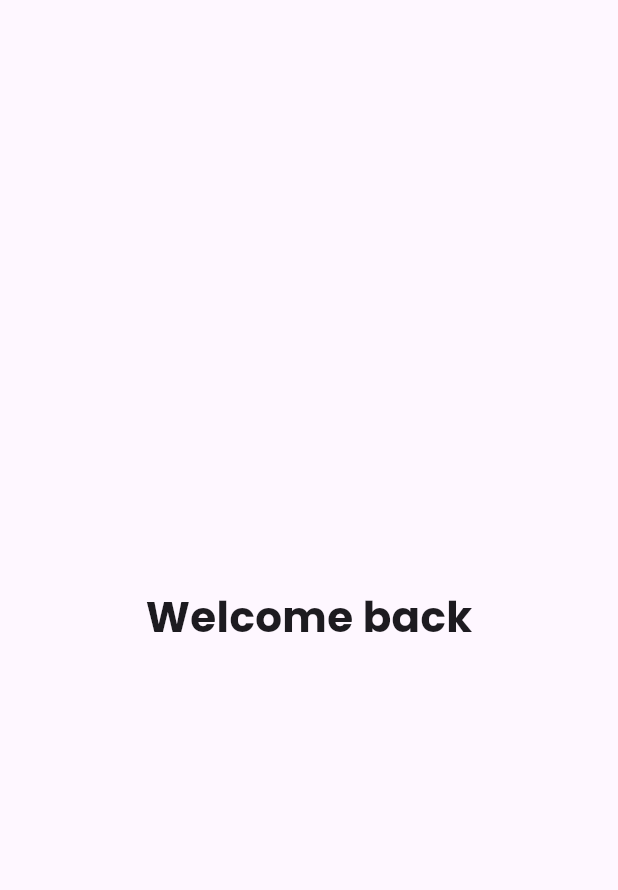
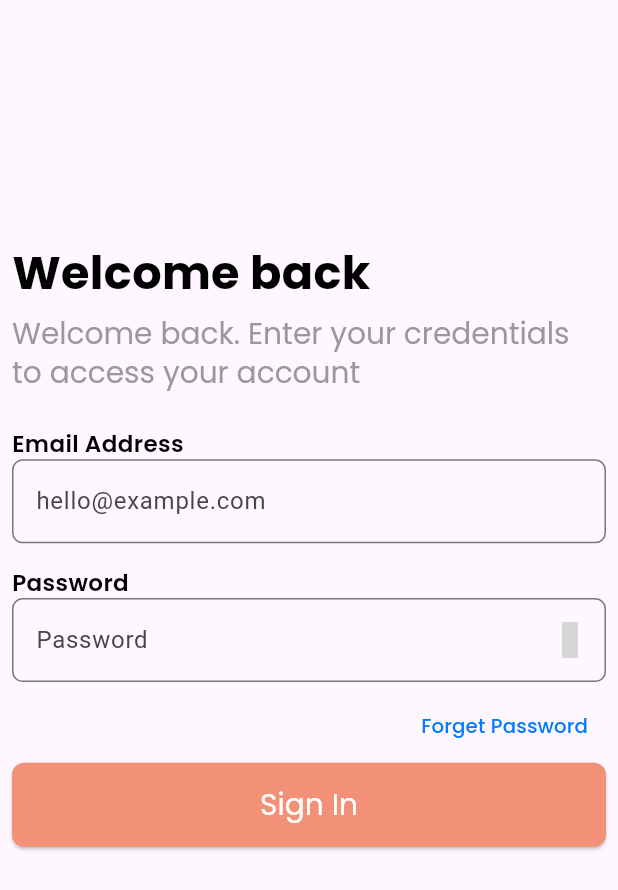
Before and after one commit to Ashish1-Sharma/atelier_mandala, a Flutter app: the screen it shows after launch, on a phone screen of 412 x 824 dp. Shown: the top 890 px of the screen. Run offline on Flutter 3.47's test engine with Material 3 defaults, Android fonts, the phone set to English and light mode, and no system bars; our stand-ins replace get, google_fonts, iconsax; grey boxes are pictures that could not be loaded.

Commit message:
login ui

```diff
--- a/atelier_admin/lib/constraints/fonts.dart
+++ b/atelier_admin/lib/constraints/fonts.dart
@@ -1,60 +1,73 @@
 import 'package:flutter/material.dart';
 import 'package:google_fonts/google_fonts.dart';
+import 'package:get/get.dart';
+double getResponsiveFontSize(double baseFontSize) {
+  return baseFontSize * Get.width / 375; // Assuming 375 is the base width of your design
+}
 
 class AppTextStyles {
-  static final TextStyle h1 = GoogleFonts.poppins(
-    fontSize: 28,
+  static TextStyle h1({Color color = Colors.black}) => GoogleFonts.poppins(
+    fontSize: getResponsiveFontSize(28),
     height: 1.1,
     fontWeight: FontWeight.bold,
+    color: color,
   );
 
-  static final TextStyle h2 = GoogleFonts.poppins(
-    fontSize: 24,
+  static TextStyle h2({Color color = Colors.black}) => GoogleFonts.poppins(
+    fontSize: getResponsiveFontSize(24),
     height: 1.2,
     fontWeight: FontWeight.normal,
+    color: color,
   );
 
-  static final TextStyle h3 = GoogleFonts.poppins(
-    fontSize: 20,
+  static TextStyle h3({Color color = Colors.black}) => GoogleFonts.poppins(
+    fontSize: getResponsiveFontSize(20),
     height: 1.2,
     fontWeight: FontWeight.bold,
+    color: color,
   );
 
-  static final TextStyle h4 = GoogleFonts.poppins(
-    fontSize: 18,
+  static TextStyle h4({Color color = Colors.black}) => GoogleFonts.poppins(
+    fontSize: getResponsiveFontSize(18),
     height: 1.2,
     fontWeight: FontWeight.bold,
+    color: color,
   );
 
-  static final TextStyle bodyBig = GoogleFonts.poppins(
-    fontSize: 18,
+  static TextStyle bodyBig({Color color = Colors.black}) => GoogleFonts.poppins(
+    fontSize: getResponsiveFontSize(18),
     height: 1.3,
     letterSpacing: 0,
     fontWeight: FontWeight.normal,
+    color: color,
   );
 
-  static final TextStyle bodyMain18 = GoogleFonts.poppins(
-    fontSize: 18,
+  static TextStyle bodyMain18({Color color = Colors.black}) => GoogleFonts.poppins(
+    fontSize: getResponsiveFontSize(18),
     height: 1.3,
     fontWeight: FontWeight.normal,
+    color: color,
   );
 
-  static final TextStyle bodyMain16 = GoogleFonts.poppins(
-    fontSize: 16,
+  static TextStyle bodyMain16({Color color = Colors.black}) => GoogleFonts.poppins(
+    fontSize: getResponsiveFontSize(16),
     height: 1.3,
     fontWeight: FontWeight.normal,
+    color: color,
   );
 
-  static final TextStyle bodySmall = GoogleFonts.poppins(
-    fontSize: 14,
+  static TextStyle bodySmall({Color color = Colors.black}) => GoogleFonts.poppins(
+    fontSize: getResponsiveFontSize(14),
     height: 1.3,
-    fontWeight: FontWeight.normal,
+    fontWeight: FontWeight.w600,
+    color: color,
   );
 
-  static final TextStyle bodySmallest = GoogleFonts.poppins(
-    fontSize: 12,
+  static TextStyle bodySmallest({Color color = Colors.black}) => GoogleFonts.poppins(
+    fontSize: getResponsiveFontSize(12),
     height: 1.3,
-    fontWeight: FontWeight.normal,
+    fontWeight: FontWeight.w500,
+    color: color,
   );
 }
 
--- /dev/null
+++ b/atelier_admin/lib/features/authentication/presentation/screens/forget_password_screen.dart
@@ -0,0 +1,21 @@
+import 'package:flutter/material.dart';
+
+class ForgetPasswordScreen extends StatefulWidget {
+  const ForgetPasswordScreen({super.key});
+
+  @override
+  State<ForgetPasswordScreen> createState() => _ForgetPasswordScreenState();
+}
+
+class _ForgetPasswordScreenState extends State<ForgetPasswordScreen> {
+  @override
+  Widget build(BuildContext context) {
+    return Scaffold(
+      body: SafeArea(
+        child: Container(
+
+        ),
+      ),
+    );
+  }
+}
--- /dev/null
+++ b/atelier_admin/lib/features/authentication/presentation/screens/login_screen.dart
@@ -0,0 +1,96 @@
+import 'package:atelier_admin/constraints/colors.dart';
+import 'package:atelier_admin/constraints/fonts.dart';
+import 'package:atelier_admin/features/authentication/presentation/widgets/CustomButton.dart';
+import 'package:atelier_admin/features/authentication/presentation/widgets/CustomField.dart';
+import 'package:flutter/material.dart';
+import 'package:get/get.dart';
+import 'package:get/get_core/src/get_main.dart';
+import 'package:iconsax/iconsax.dart';
+
+class LoginScreen extends StatefulWidget {
+  const LoginScreen({super.key});
+
+  @override
+  State<LoginScreen> createState() => _LoginScreenState();
+}
+
+class _LoginScreenState extends State<LoginScreen> {
+  GlobalKey<FormState> formKey = GlobalKey();
+  TextEditingController email = TextEditingController();
+  TextEditingController password = TextEditingController();
+  @override
+  Widget build(BuildContext context) {
+    return Scaffold(
+      body: SafeArea(
+        child: Form(
+          child: Container(
+            margin: EdgeInsets.symmetric(horizontal: 8),
+            child: Column(
+              mainAxisSize: MainAxisSize.min,
+              mainAxisAlignment: MainAxisAlignment.center,
+              crossAxisAlignment: CrossAxisAlignment.start,
+              children: [
+                SizedBox(
+                  height: Get.height * 0.2,
+                ),
+                Text(
+                  "Welcome back",
+                  style: AppTextStyles.h1(color: Colors.black),
+                ),
+                SizedBox(
+                  height: Get.height * 0.013,
+                ),
+                Text(
+                  "Welcome back. "
+                  "Enter your credentials to access your account",
+                  style: AppTextStyles.bodyBig(color: AppColors.black3),
+                ),
+                SizedBox(
+                  height: Get.height * 0.03,
+                ),
+                Text(
+                  "Email Address",
+                  style: AppTextStyles.bodySmall(color: AppColors.black1),
+                ),
+                CustomField(
+                  txt: "hello@example.com",
+                  controller: email,
+                  validator: (e) {
+                    return null;
+                  },
+                ),
+                SizedBox(
+                  height: Get.height * 0.02,
+                ),
+                Text(
+                  "Password",
+                  style: AppTextStyles.bodySmall(color: AppColors.black1),
+                ),
+                CustomField(
+                  icon: Iconsax.eye,
+                  txt: "Password",
+                  controller: password,
+                  validator: (e) {
+                    return null;
+                  },
+                ),
+                SizedBox(
+                  height: Get.height * 0.007,
+                ),
+                Row(
+                  mainAxisAlignment: MainAxisAlignment.end,
+                  children: [
+                    TextButton(onPressed: (){}, child: Text("Forget Password",style: AppTextStyles.bodySmallest(color: AppColors.infoColor),)),
+                  ],
+                ),
+                CustomButton()
+
+
+              ],
+            ),
+          ),
+        ),
+      ),
+    );
+  }
+}
--- /dev/null
+++ b/atelier_admin/lib/features/authentication/presentation/screens/verification_screen.dart
@@ -0,0 +1,19 @@
+import 'package:flutter/material.dart';
+
+class VerificationScreen extends StatefulWidget {
+  const VerificationScreen({super.key});
+
+  @override
+  State<VerificationScreen> createState() => _VerificationScreenState();
+}
+
+class _VerificationScreenState extends State<VerificationScreen> {
+  @override
+  Widget build(BuildContext context) {
+    return Scaffold(
+      body: SafeArea(
+        child: Container(),
+      ),
+    );
+  }
+}
--- /dev/null
+++ b/atelier_admin/lib/features/authentication/presentation/widgets/CustomButton.dart
@@ -0,0 +1,30 @@
+import 'package:atelier_admin/constraints/colors.dart';
+import 'package:atelier_admin/constraints/fonts.dart';
+import 'package:flutter/material.dart';
+
+class CustomButton extends StatefulWidget {
+  const CustomButton({super.key});
+
+  @override
+  State<CustomButton> createState() => _CustomButtonState();
+}
+
+class _CustomButtonState extends State<CustomButton> {
+  @override
+  Widget build(BuildContext context) {
+    return Container(
+      width: double.infinity,
+      child: ElevatedButton(
+          style: ButtonStyle(
+            shape: WidgetStateProperty.all(RoundedRectangleBorder(
+              borderRadius: BorderRadius.circular(8)
+            )),
+            backgroundColor: WidgetStateProperty.all(AppColors.brandColor)
+          ),
+          onPressed: () {}, child: Padding(
+            padding: const EdgeInsets.all(15.0),
+            child: Text("Sign In",style: AppTextStyles.bodyBig(color: AppColors.black5),),
+          )),
+    );
+  }
+}
--- /dev/null
+++ b/atelier_admin/lib/features/authentication/presentation/widgets/CustomField.dart
@@ -0,0 +1,36 @@
+import 'package:atelier_admin/constraints/colors.dart';
+import 'package:flutter/cupertino.dart';
+import 'package:flutter/material.dart';
+
+class CustomField extends StatefulWidget {
+  final TextEditingController controller;
+  final Function(String?) validator ;
+  final String txt;
+  final IconData? icon;
+
+
+  const CustomField({super.key,required this.controller,required this.validator,required this.txt,this.icon});
+
+  @override
+  State<CustomField> createState() => _CustomFieldState();
+}
+
+class _CustomFieldState extends State<CustomField> {
+  @override
+  Widget build(BuildContext context) {
+    return TextFormField(
+      controller: widget.controller,
+      decoration: InputDecoration(
+        hintText: widget.txt,
+        border: OutlineInputBorder(
+          borderRadius: BorderRadius.circular(7),
+          borderSide: const BorderSide(
+            color: AppColors.black3,
+            width: 1,
+          ),
+        ),
+        suffixIcon: Icon(widget.icon,color: AppColors.brandColor,weight: 100,)
+      ),
+    );
+  }
+}
--- a/atelier_admin/lib/main.dart
+++ b/atelier_admin/lib/main.dart
@@ -1,3 +1,4 @@
+import 'package:atelier_admin/features/authentication/presentation/screens/login_screen.dart';
 import 'package:atelier_admin/root_app.dart';
 import 'package:flutter/cupertino.dart';
 import 'package:get/get_navigation/src/root/get_material_app.dart';
@@ -13,7 +14,7 @@ class MyApp extends StatelessWidget {
   Widget build(BuildContext context) {
     return const GetMaterialApp(
       title: 'Atelier mandala',
-      home: RootApp(),
+      home: LoginScreen(),
     );
   }
 }
--- a/atelier_admin/lib/root_app.dart
+++ b/atelier_admin/lib/root_app.dart
@@ -10,7 +10,7 @@ class RootApp extends StatelessWidget {
     return Scaffold(
       body: SafeArea(
         child: Center(
-          child: Text("Welcome back" , style: AppTextStyles.h1,),
+          // child: Text("Welcome back" , style: AppTextStyles.h1,),
         ),
       ),
     );
```
Also changed, not shown: atelier_admin/pubspec.yaml (+11 -0 lines), atelier_admin/pubspec.lock, 4 other files.
